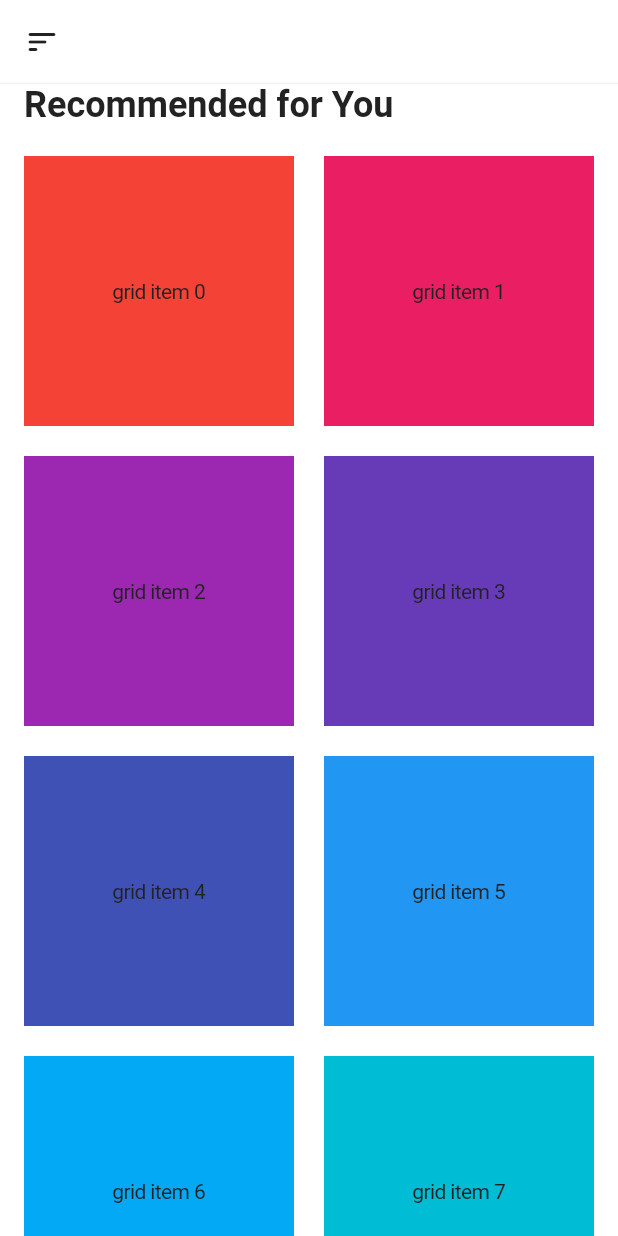
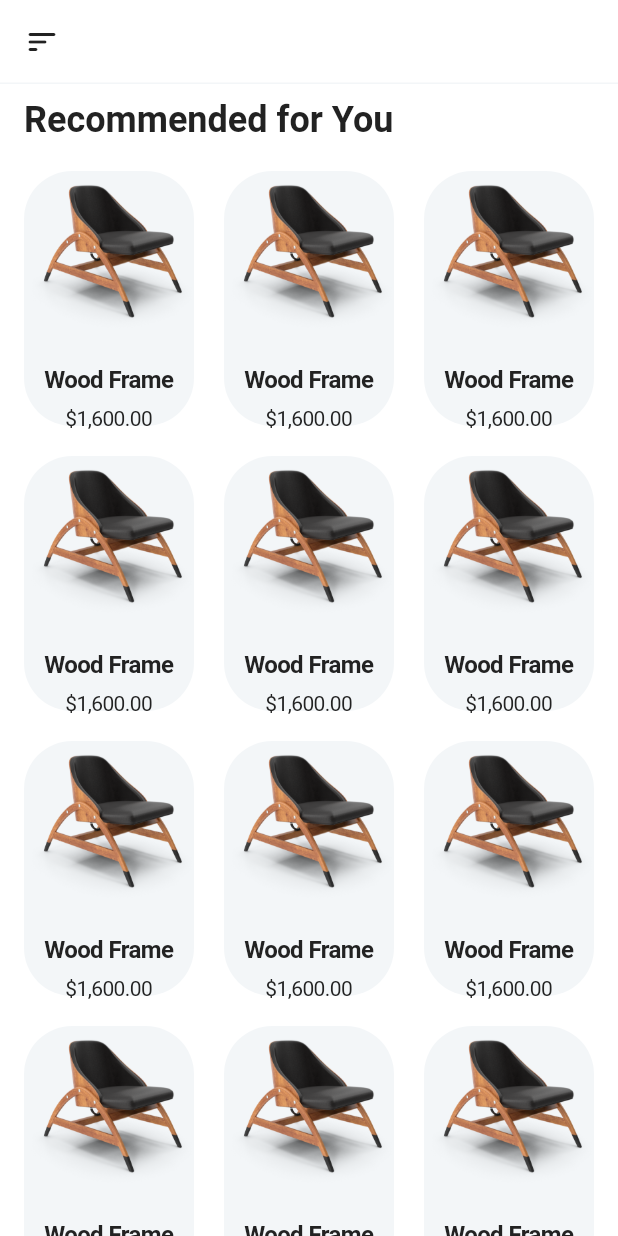
Before and after one commit to EgorShiryaev/ChairStore, a Flutter app: the HomePage screen opened directly, on a phone screen of 412 x 824 dp. Run offline on Flutter 3.47's test engine with Material 2 defaults, Android fonts, the phone set to English and light mode, and no system bars; our stand-ins replace firebase_auth, firebase_core, flutter_bloc, flutter_native_splash, flutter_secure_storage, get_it; accounts and stored records are empty.

Commit message:
Добавлена карточка продукта

```diff
--- a/lib/themes/app_theme.dart
+++ b/lib/themes/app_theme.dart
@@ -6,6 +6,7 @@ import 'package:flutter/services.dart';
 import 'filled_button_theme.dart';
 import 'form_theme.dart';
 import 'list_view_theme.dart';
+import 'product_card_theme.dart';
 import 'shaded_navigation_panel_selected_item_theme.dart';
 import 'shaded_navigation_panel_theme.dart';
 import 'shaded_navigation_panel_unselected_item_theme.dart';
@@ -100,8 +101,11 @@ class AppTheme {
         size: 24,
       ),
       systemOverlayStyle: SystemUiOverlayStyle.dark,
-      shape: Border(
-        bottom: BorderSide(color: Color(0xffF3F6F8), width: 1),
+      shape: const Border(
+        bottom: BorderSide(
+          color: Color(0xffF3F6F8),
+          width: 1,
+        ),
       ),
     ),
     scaffoldBackgroundColor: colorScheme.background,
@@ -183,7 +187,22 @@ class AppTheme {
         ),
         paddingBetweenElements: 20,
       ),
-      _shadedNavigationPanelTheme
+      _shadedNavigationPanelTheme,
+      ProductCardTheme(
+        backgroundColor: const Color(0xffF3F6F8),
+        titleStyle: TextStyle(
+          fontSize: 16,
+          color: colorScheme.primary,
+          fontWeight: FontWeight.bold,
+          letterSpacing: -0.4,
+        ),
+        subtitleStyle: TextStyle(
+          fontSize: 14,
+          color: colorScheme.primary,
+          letterSpacing: -0.4,
+        ),
+        radius: BorderRadius.circular(32),
+      )
     ],
   );
 }
--- /dev/null
+++ b/lib/themes/product_card_theme.dart
@@ -0,0 +1,46 @@
+import 'package:flutter/material.dart';
+
+class ProductCardTheme extends ThemeExtension<ProductCardTheme> {
+  final Color backgroundColor;
+  final TextStyle titleStyle;
+  final TextStyle subtitleStyle;
+  final BorderRadius radius;
+
+  ProductCardTheme({
+    required this.backgroundColor,
+    required this.titleStyle,
+    required this.subtitleStyle,
+    required this.radius,
+  });
+
+  @override
+  ThemeExtension<ProductCardTheme> copyWith({
+    Color? backgroundColor,
+    TextStyle? titleStyle,
+    TextStyle? subtitleStyle,
+    BorderRadius? radius,
+  }) {
+    return ProductCardTheme(
+      backgroundColor: backgroundColor ?? this.backgroundColor,
+      subtitleStyle: subtitleStyle ?? this.subtitleStyle,
+      titleStyle: titleStyle ?? this.titleStyle,
+      radius: radius ?? this.radius,
+    );
+  }
+
+  @override
+  ThemeExtension<ProductCardTheme> lerp(
+    ThemeExtension<ProductCardTheme>? other,
+    double t,
+  ) {
+    if (other is! ProductCardTheme) {
+      return this;
+    }
+    return ProductCardTheme(
+      backgroundColor: Color.lerp(backgroundColor, other.backgroundColor, t)!,
+      subtitleStyle: TextStyle.lerp(subtitleStyle, other.subtitleStyle, t)!,
+      titleStyle: TextStyle.lerp(titleStyle, other.titleStyle, t)!,
+      radius: BorderRadius.lerp(radius, other.radius, t)!,
+    );
+  }
+}
--- a/lib/ui/pages/home_page.dart
+++ b/lib/ui/pages/home_page.dart
@@ -1,6 +1,9 @@
+import 'dart:math';
+
 import 'package:flutter/material.dart';
 
 import '../../themes/list_view_theme.dart';
+import '../widgets/home_page/product_card.dart';
 
 class HomePage extends StatefulWidget {
   const HomePage({super.key});
@@ -41,6 +44,7 @@ class _HomePageState extends State<HomePage> {
             sliver: SliverList(
               delegate: SliverChildListDelegate(
                 [
+                  SizedBox(height: listViewTheme.paddingBetweenElements / 2),
                   Text(
                     'Recommended for You',
                     style: Theme.of(context).textTheme.headlineMedium,
@@ -53,17 +57,18 @@ class _HomePageState extends State<HomePage> {
           SliverPadding(
             padding: listViewTheme.padding,
             sliver: SliverGrid(
-              gridDelegate: SliverGridDelegateWithFixedCrossAxisCount(
-                crossAxisCount: 2,
+              gridDelegate: SliverGridDelegateWithMaxCrossAxisExtent(
+                maxCrossAxisExtent: 160,
                 mainAxisSpacing: listViewTheme.paddingBetweenElements,
                 crossAxisSpacing: listViewTheme.paddingBetweenElements,
+                childAspectRatio: 2 / 3,
               ),
               delegate: SliverChildBuilderDelegate(
                 (context, index) {
-                  return Container(
-                    alignment: Alignment.center,
-                    color: Colors.primaries[(index % 9)],
-                    child: Text('grid item $index'),
+                  return const ProductCard(
+                    imageName: 'wood_frame',
+                    price: 1600,
+                    title: 'Wood Frame',
                   );
                 },
                 childCount: 20,
--- a/lib/ui/widgets/asset_icon.dart
+++ b/lib/ui/widgets/asset_icon.dart
@@ -1,12 +1,12 @@
 import 'package:flutter/material.dart';
 
 class AssetIcon extends StatelessWidget {
-  final String name;
+  final String iconName;
   final Color? color;
   final double? size;
   const AssetIcon({
     super.key,
-    required this.name,
+    required this.iconName,
     this.color,
     this.size,
   });
@@ -15,7 +15,7 @@ class AssetIcon extends StatelessWidget {
   Widget build(BuildContext context) {
     final iconTheme = IconTheme.of(context);
     return Image.asset(
-      'assets/icons/$name.png',
+      'assets/icons/$iconName.png',
       color: color ?? iconTheme.color,
       width: size ?? iconTheme.size,
       height: size ?? iconTheme.size,
--- /dev/null
+++ b/lib/ui/widgets/home_page/product_card.dart
@@ -0,0 +1,60 @@
+import 'package:flutter/material.dart';
+
+import '../../../themes/product_card_theme.dart';
+
+class ProductCard extends StatelessWidget {
+  final String imageName;
+  final String title;
+  final double price;
+
+  const ProductCard({
+    super.key,
+    required this.imageName,
+    required this.title,
+    required this.price,
+  });
+
+  String convertPriceFormat(double price) {
+    String stringPrice = price.toStringAsFixed(2);
+    String newValue = '';
+
+    if (stringPrice.contains('.')) {
+      final splitedPrice = stringPrice.split('.');
+      newValue = '.${splitedPrice[1]}';
+      stringPrice = splitedPrice[0];
+    }
+
+    int index = '$price'.split('.')[0].length;
+
+    while (index > 3) {
+      newValue = ',${stringPrice.substring(index - 3, index)}$newValue';
+      index = index - 3;
+    }
+
+    newValue = '${stringPrice.substring(0, index)}$newValue';
+
+    return '\$$newValue';
+  }
+
+  @override
+  Widget build(BuildContext context) {
+    final productCardTheme = Theme.of(context).extension<ProductCardTheme>()!;
+    return DecoratedBox(
+      decoration: BoxDecoration(
+        color: productCardTheme.backgroundColor,
+        borderRadius: productCardTheme.radius,
+      ),
+      child: Column(
+        children: [
+          Image.asset('assets/images/$imageName.png'),
+          const SizedBox(height: 16),
+          Text(title, style: productCardTheme.titleStyle),
+          const SizedBox(height: 8),
+          Text(convertPriceFormat(price),
+              style: productCardTheme.subtitleStyle),
+          const SizedBox(height: 16),
+        ],
+      ),
+    );
+  }
+}
--- a/lib/ui/widgets/shaded_navigation_panel/shaded_navigation_panel_item.dart
+++ b/lib/ui/widgets/shaded_navigation_panel/shaded_navigation_panel_item.dart
@@ -34,14 +34,14 @@ class ShadedNavigationPanelItem extends StatelessWidget {
         child: isSelected
             ? ShadedNavigationPanelSelectedItem(
                 icon: AssetIcon(
-                  name: assetIconName,
+                  iconName: assetIconName,
                   color: selectedItemTheme.contentColor,
                 ),
                 label: label,
               )
             : ShadedNavigationPanelUnselectedItem(
                 icon: AssetIcon(
-                  name: assetIconName,
+                  iconName: assetIconName,
                   color: unselectedItemTheme.contentColor,
                 ),
               ),
--- a/pubspec.yaml
+++ b/pubspec.yaml
@@ -30,3 +30,4 @@ flutter:
   uses-material-design: true
   assets:
     - assets/icons/
+    - assets/images/
```
Also changed, not shown: assets/images/wood_frame.png (added).
